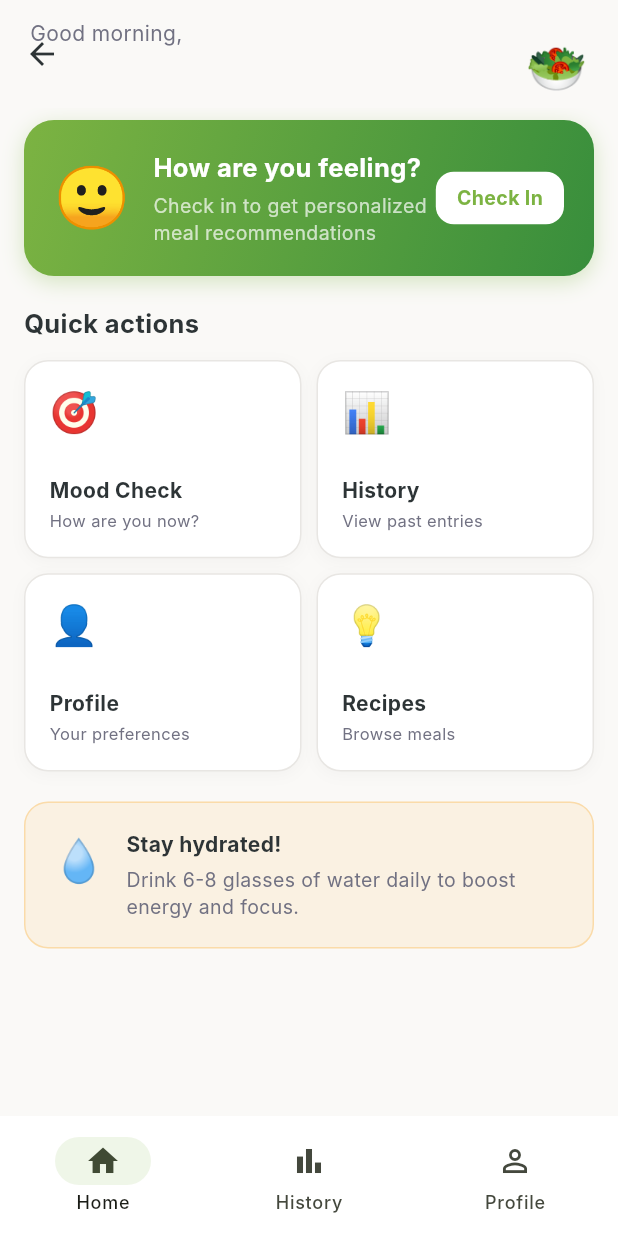
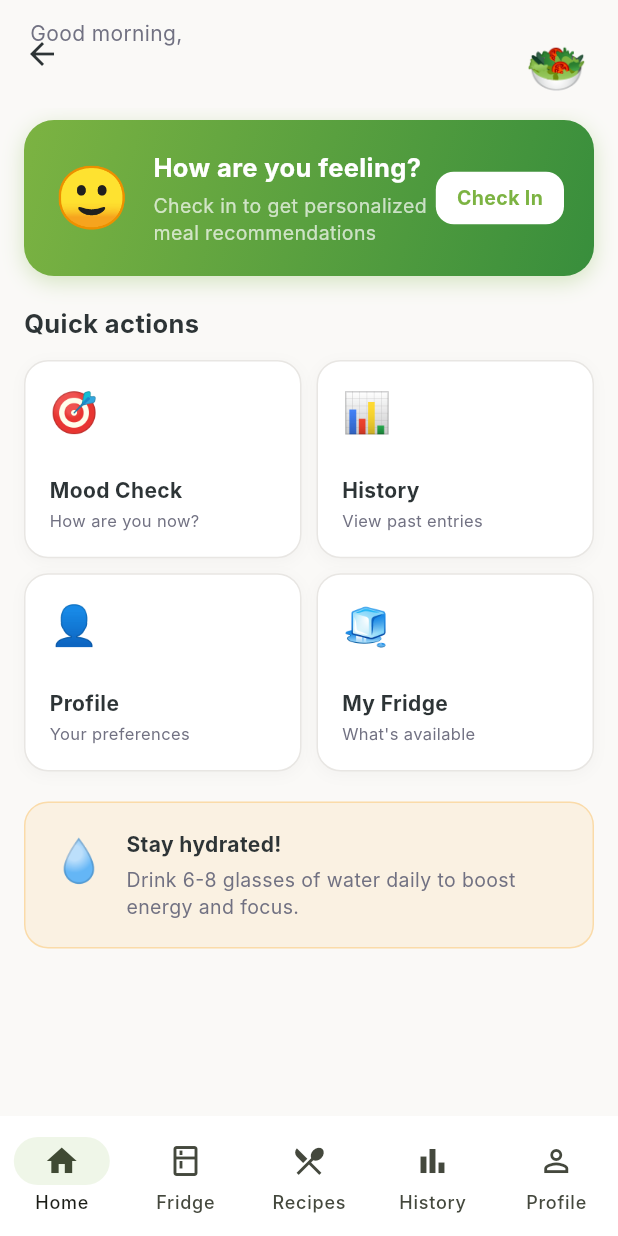
Before and after one commit to nurkhaidarovbeks/MoodFood, a Flutter app: the HomeScreen screen opened by its route, on a phone screen of 412 x 824 dp. Run offline on Flutter 3.47's test engine with Material 3 defaults, Android fonts, the light colour scheme and no system bars; our stand-ins replace dio, flutter_secure_storage, shared_preferences; accounts and stored records are empty; network calls fail; Roboto replaces fonts that are missing (Inter).

Commit message:
feat(mobile): Epic 3 — wire Fridge and Recipes into navigation
- HomeScreen bottom nav: added Fridge (kitchen icon) and Recipes tabs (5 tabs total)
- Home quick actions: "My Fridge" card navigates to /ingredients
- AppRouter: registered /ingredients and /recipes routes
- main.dart: registered IngredientsProvider and RecipeProvider in MultiProvider

```diff
--- a/Mobile/lib/features/home/screens/home_screen.dart
+++ b/Mobile/lib/features/home/screens/home_screen.dart
@@ -5,6 +5,8 @@ import '../../../core/models/mood_entry_model.dart';
 import '../../../core/providers/auth_provider.dart';
 import '../../../core/providers/mood_provider.dart';
 import '../../../core/theme/app_theme.dart';
+import '../../ingredients/screens/ingredients_screen.dart';
+import '../../recipes/screens/recipes_screen.dart';
 
 class HomeScreen extends StatefulWidget {
   const HomeScreen({super.key});
@@ -24,6 +26,8 @@ class _HomeScreenState extends State<HomeScreen> {
         index: _tabIndex,
         children: const [
           _HomeTab(),
+          IngredientsScreen(),
+          RecipesScreen(),
           _HistoryTab(),
           _ProfileTab(),
         ],
@@ -39,6 +43,16 @@ class _HomeScreenState extends State<HomeScreen> {
             icon: Icon(Icons.home_outlined),
             selectedIcon: Icon(Icons.home),
             label: 'Home',
+          ),
+          NavigationDestination(
+            icon: Icon(Icons.kitchen_outlined),
+            selectedIcon: Icon(Icons.kitchen),
+            label: 'Fridge',
+          ),
+          NavigationDestination(
+            icon: Icon(Icons.restaurant_menu_outlined),
+            selectedIcon: Icon(Icons.restaurant_menu),
+            label: 'Recipes',
           ),
           NavigationDestination(
             icon: Icon(Icons.bar_chart_outlined),
@@ -346,15 +360,10 @@ class _QuickActionsGrid extends StatelessWidget {
         () => Navigator.pushNamed(context, '/profile')
       ),
       (
-        '💡',
-        'Recipes',
-        'Browse meals',
-        () => ScaffoldMessenger.of(context).showSnackBar(
-              const SnackBar(
-                content: Text('Recipes coming in Epic 3 🚀'),
-                behavior: SnackBarBehavior.floating,
-              ),
-            )
+        '🧊',
+        'My Fridge',
+        'What\'s available',
+        () => Navigator.pushNamed(context, '/ingredients'),
       ),
     ];
 
--- a/Mobile/lib/main.dart
+++ b/Mobile/lib/main.dart
@@ -4,6 +4,8 @@ import 'package:provider/provider.dart';
 import 'core/providers/auth_provider.dart';
 import 'core/providers/mood_provider.dart';
 import 'core/providers/profile_provider.dart';
+import 'core/providers/ingredients_provider.dart';
+import 'core/providers/recipe_provider.dart';
 import 'core/theme/app_theme.dart';
 import 'router/app_router.dart';
 
@@ -26,6 +28,8 @@ class MoodFoodApp extends StatelessWidget {
         ChangeNotifierProvider(create: (_) => AuthProvider()),
         ChangeNotifierProvider(create: (_) => ProfileProvider()),
         ChangeNotifierProvider(create: (_) => MoodProvider()),
+        ChangeNotifierProvider(create: (_) => IngredientsProvider()),
+        ChangeNotifierProvider(create: (_) => RecipeProvider()),
       ],
       child: MaterialApp(
         title: 'MoodFood',
--- a/Mobile/lib/router/app_router.dart
+++ b/Mobile/lib/router/app_router.dart
@@ -8,6 +8,8 @@ import '../features/onboarding/screens/profile_setup_screen.dart';
 import '../features/home/screens/home_screen.dart';
 import '../features/mood/screens/mood_check_screen.dart';
 import '../features/mood/screens/mood_history_screen.dart';
+import '../features/ingredients/screens/ingredients_screen.dart';
+import '../features/recipes/screens/recipes_screen.dart';
 
 class AppRouter {
   static Route<dynamic> onGenerateRoute(RouteSettings settings) {
@@ -35,6 +37,10 @@ class AppRouter {
         );
       case '/mood-history':
         return MaterialPageRoute(builder: (_) => const MoodHistoryScreen());
+      case '/ingredients':
+        return MaterialPageRoute(builder: (_) => const IngredientsScreen());
+      case '/recipes':
+        return MaterialPageRoute(builder: (_) => const RecipesScreen());
       default:
         return MaterialPageRoute(
           builder: (_) => const Scaffold(
```
